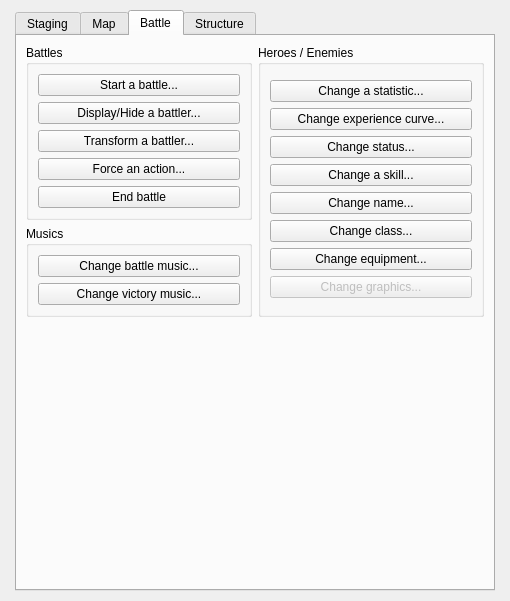
This is Editor/Dialogs/dialogcommands.ui in RPG-Paper-Maker/RPG-Paper-Maker as Qt 5 draws it before an edit. The edited form follows.
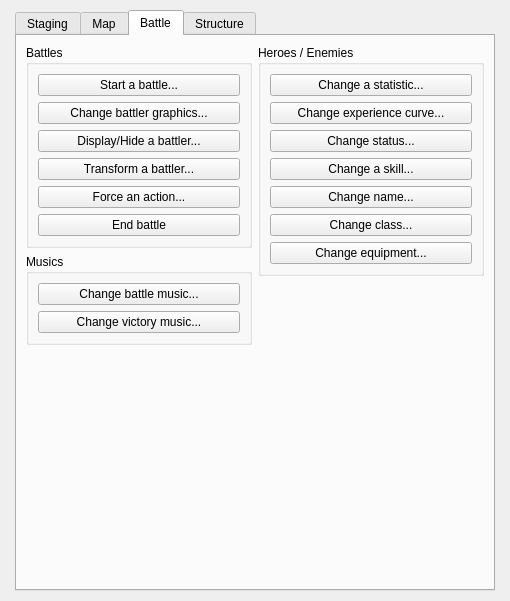
This is the edited form. The open tabs and pages were chosen to show the change.

Commit message: Change battler graphics command

```diff
--- a/Editor/Dialogs/dialogcommands.ui
+++ b/Editor/Dialogs/dialogcommands.ui
@@ -661,10 +661,12 @@
       <attribute name="title">
        <string>Battle</string>
       </attribute>
-      <layout class="QGridLayout" name="gridLayout_12">
-       <item row="0" column="0">
         <layout class="QGridLayout" name="gridLayout_10">
          <item row="0" column="0">
+        <layout class="QHBoxLayout" name="horizontalLayout_2" stretch="1,1">
+         <item>
+          <layout class="QVBoxLayout" name="verticalLayout_4" stretch="0,0,1">
+           <item>
           <widget class="QGroupBox" name="groupBoxBattles">
            <property name="title">
             <string>Battles</string>
@@ -679,6 +681,16 @@
                 </property>
                </widget>
               </item>
+                <item>
+                 <widget class="QPushButton" name="pushButtonChangeBattlerGraphics">
+                  <property name="enabled">
+                   <bool>true</bool>
+                  </property>
+                  <property name="text">
+                   <string>Change battler graphics...</string>
+                  </property>
+                 </widget>
+                </item>
               <item>
                <widget class="QPushButton" name="pushButtonDisplayHideABattler">
                 <property name="enabled">
@@ -721,7 +733,57 @@
            </layout>
           </widget>
          </item>
-         <item row="0" column="1" rowspan="2">
+           <item>
+            <widget class="QGroupBox" name="groupBoxMusics">
+             <property name="title">
+              <string>Musics</string>
+             </property>
+             <layout class="QGridLayout" name="gridLayout_16">
+              <item row="0" column="0">
+               <layout class="QVBoxLayout" name="verticalLayout_17">
+                <item>
+                 <widget class="QPushButton" name="pushButtonChangeBattleMusic">
+                  <property name="enabled">
+                   <bool>true</bool>
+                  </property>
+                  <property name="text">
+                   <string>Change battle music...</string>
+                  </property>
+                 </widget>
+                </item>
+                <item>
+                 <widget class="QPushButton" name="pushButtonChangeVictoryMusic">
+                  <property name="enabled">
+                   <bool>true</bool>
+                  </property>
+                  <property name="text">
+                   <string>Change victory music...</string>
+                  </property>
+                 </widget>
+                </item>
+               </layout>
+              </item>
+             </layout>
+            </widget>
+           </item>
+           <item>
+            <spacer name="verticalSpacer_5">
+             <property name="orientation">
+              <enum>Qt::Vertical</enum>
+             </property>
+             <property name="sizeHint" stdset="0">
+              <size>
+               <width>208</width>
+               <height>178</height>
+              </size>
+             </property>
+            </spacer>
+           </item>
+          </layout>
+         </item>
+         <item>
+          <layout class="QVBoxLayout" name="verticalLayout_6" stretch="0,1">
+           <item>
           <widget class="QGroupBox" name="groupBoxHeroesEnemies">
            <property name="title">
             <string>Heroes / Enemies</string>
@@ -799,68 +861,12 @@
                 </property>
                </widget>
               </item>
-              <item>
-               <widget class="QPushButton" name="pushButtonChangeGraphics">
-                <property name="enabled">
-                 <bool>false</bool>
-                </property>
-                <property name="text">
-                 <string>Change graphics...</string>
-                </property>
-               </widget>
-              </item>
              </layout>
             </item>
            </layout>
           </widget>
          </item>
-         <item row="1" column="0">
-          <widget class="QGroupBox" name="groupBoxMusics">
-           <property name="title">
-            <string>Musics</string>
-           </property>
-           <layout class="QGridLayout" name="gridLayout_16">
-            <item row="0" column="0">
-             <layout class="QVBoxLayout" name="verticalLayout_17">
               <item>
-               <widget class="QPushButton" name="pushButtonChangeBattleMusic">
-                <property name="enabled">
-                 <bool>true</bool>
-                </property>
-                <property name="text">
-                 <string>Change battle music...</string>
-                </property>
-               </widget>
-              </item>
-              <item>
-               <widget class="QPushButton" name="pushButtonChangeVictoryMusic">
-                <property name="enabled">
-                 <bool>true</bool>
-                </property>
-                <property name="text">
-                 <string>Change victory music...</string>
-                </property>
-               </widget>
-              </item>
-             </layout>
-            </item>
-           </layout>
-          </widget>
-         </item>
-         <item row="2" column="0">
-          <spacer name="verticalSpacer_5">
-           <property name="orientation">
-            <enum>Qt::Vertical</enum>
-           </property>
-           <property name="sizeHint" stdset="0">
-            <size>
-             <width>208</width>
-             <height>178</height>
-            </size>
-           </property>
-          </spacer>
-         </item>
-         <item row="2" column="1">
           <spacer name="verticalSpacer_6">
            <property name="orientation">
             <enum>Qt::Vertical</enum>
@@ -868,10 +874,12 @@
            <property name="sizeHint" stdset="0">
             <size>
              <width>198</width>
-             <height>158</height>
+               <height>218</height>
             </size>
            </property>
           </spacer>
+           </item>
+          </layout>
          </item>
         </layout>
        </item>
```
Lines whose indentation alone changed are shown as unchanged. The commit also changes 15 other files.
